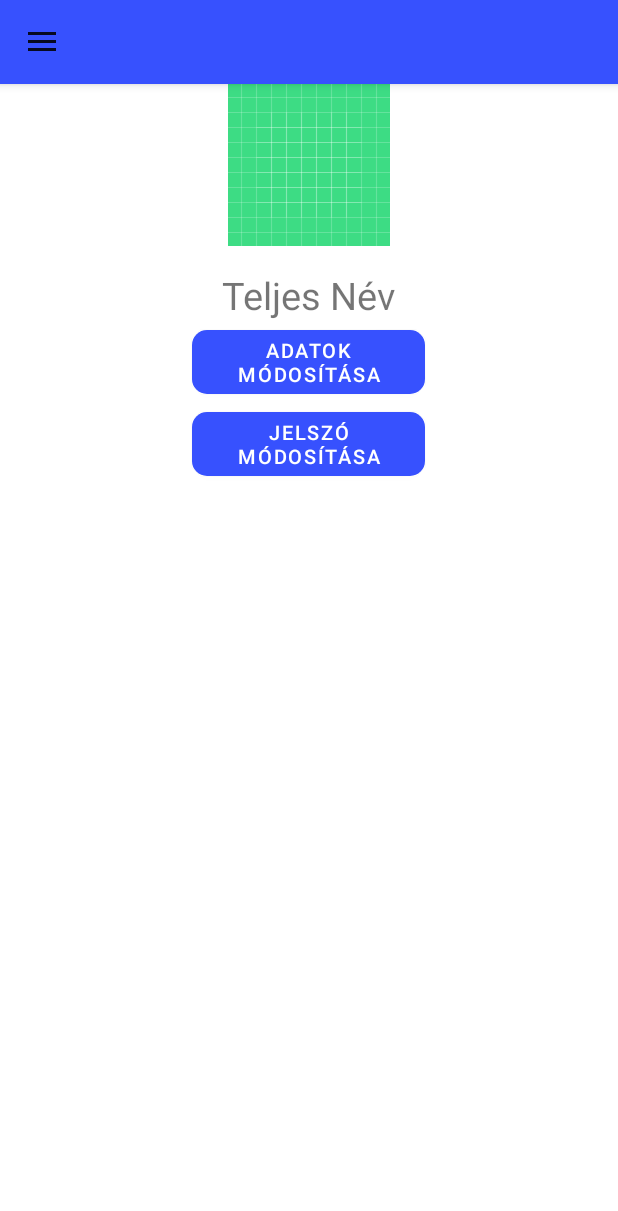
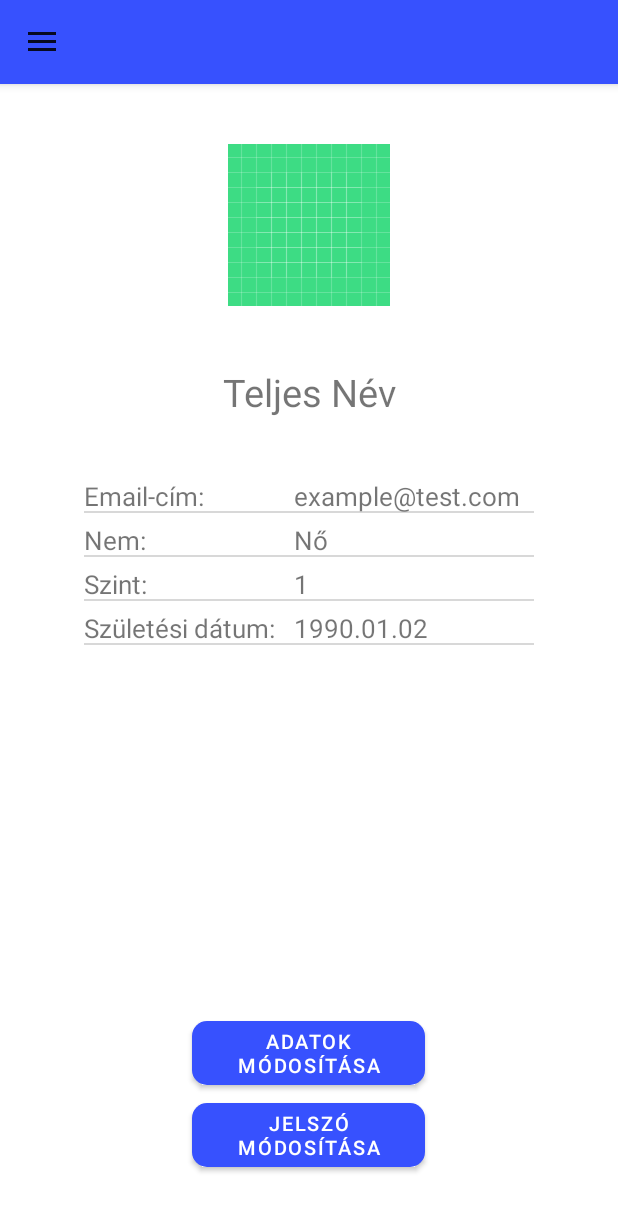
Before and after one commit to pytke2756/tick-off, an Android app: the fragment Profile placed in its activity, on a phone screen of 412 x 824 dp. Shown: the top 1211 px of the screen. Run offline under Robolectric (Android 15) with nearby library versions, the phone set to English and light mode, and no system bars.

Commit message:
Profile layout

```diff
--- /dev/null
+++ b/app/src/main/res/drawable/bottom_border_textview.xml
@@ -0,0 +1,14 @@
+<?xml version="1.0" encoding="utf-8"?>
+<layer-list xmlns:android="http://schemas.android.com/apk/res/android">
+    <item android:bottom="1dp">
+        <shape android:shape="rectangle">
+            <stroke android:width="2dp" android:color="#D8D8D8" />
+        </shape>
+    </item>
+
+    <item android:bottom="2dp">
+        <shape android:shape="rectangle">
+            <stroke android:width="2dp" android:color="#FFFFFF" />
+        </shape>
+    </item>
+</layer-list>
--- a/app/src/main/res/layout/fragment_profile.xml
+++ b/app/src/main/res/layout/fragment_profile.xml
@@ -6,25 +6,131 @@
     xmlns:app="http://schemas.android.com/apk/res-auto"
     tools:context=".Profile">
 
+    <RelativeLayout
+        android:layout_width="match_parent"
+        android:layout_height="match_parent">
+
+        <ImageView
+            android:id="@+id/profile_user_picture"
+            android:layout_width="wrap_content"
+            android:layout_height="wrap_content"
+            android:layout_centerHorizontal="true"
+            android:src="@drawable/ic_launcher_background"
+            android:layout_marginTop="40dp"
+            android:layout_marginBottom="40dp"/>
+
+        <androidx.appcompat.widget.AppCompatTextView
+            android:layout_width="match_parent"
+            android:layout_height="wrap_content"
+            android:id="@+id/profile_user_fullname"
+            android:text="Teljes Név"
+            android:textAlignment="center"
+            android:textSize="25sp"
+            android:layout_below="@+id/profile_user_picture"
+            android:layout_marginBottom="40dp"/>
+
+        <RelativeLayout
+            android:layout_width="match_parent"
+            android:layout_height="wrap_content"
+            android:id="@+id/profile_data"
+            android:gravity="center_horizontal"
+            android:layout_below="@+id/profile_user_fullname">
+
+            <androidx.appcompat.widget.AppCompatTextView
+                android:id="@+id/profile_email"
+                android:layout_width="140dp"
+                android:layout_height="wrap_content"
+                android:layout_alignParentStart="true"
+                android:background="@drawable/bottom_border_textview"
+                android:text="Email-cím:"
+                android:textSize="17sp"
+                android:layout_marginBottom="5dp"/>
+
+            <androidx.appcompat.widget.AppCompatTextView
+                android:id="@+id/profile_user_email"
+                android:layout_width="160dp"
+                android:layout_height="wrap_content"
+                android:layout_toEndOf="@+id/profile_email"
+                android:background="@drawable/bottom_border_textview"
+                android:text="example@test.com"
+                android:textSize="17sp"
+                android:layout_marginBottom="5dp"/>
+
+            <androidx.appcompat.widget.AppCompatTextView
+                android:id="@+id/profile_gender"
+                android:layout_width="140dp"
+                android:layout_height="wrap_content"
+                android:layout_below="@+id/profile_email"
+                android:layout_alignParentStart="true"
+                android:text="Nem:"
+                android:textSize="17sp"
+                android:layout_marginBottom="5dp"
+                android:background="@drawable/bottom_border_textview"/>
+
+            <androidx.appcompat.widget.AppCompatTextView
+                android:layout_width="160dp"
+                android:layout_height="wrap_content"
+                android:text="Nő"
+                android:textSize="17sp"
+                android:layout_marginBottom="5dp"
+                android:background="@drawable/bottom_border_textview"
+                android:id="@+id/profile_user_gender"
+                android:layout_toEndOf="@+id/profile_gender"
+                android:layout_below="@+id/profile_user_email"/>
+
+            <androidx.appcompat.widget.AppCompatTextView
+                android:layout_width="140dp"
+                android:layout_height="wrap_content"
+                android:text="Szint:"
+                android:textSize="17sp"
+                android:layout_marginBottom="5dp"
+                android:background="@drawable/bottom_border_textview"
+                android:id="@+id/profile_level"
+                android:layout_below="@+id/profile_gender"
+                android:layout_alignParentStart="true"/>
+
+            <androidx.appcompat.widget.AppCompatTextView
+                android:layout_width="160dp"
+                android:layout_height="wrap_content"
+                android:text="1"
+                android:textSize="17sp"
+                android:layout_marginBottom="5dp"
+                android:background="@drawable/bottom_border_textview"
+                android:id="@+id/profile_user_level"
+                android:layout_toEndOf="@+id/profile_level"
+                android:layout_below="@+id/profile_user_gender"/>
+
+            <androidx.appcompat.widget.AppCompatTextView
+                android:layout_width="140dp"
+                android:layout_height="wrap_content"
+                android:text="Születési dátum:"
+                android:textSize="17sp"
+                android:layout_marginBottom="5dp"
+                android:background="@drawable/bottom_border_textview"
+                android:id="@+id/profile_birthdate"
+                android:layout_below="@+id/profile_level"
+                android:layout_alignParentStart="true"/>
+
+            <androidx.appcompat.widget.AppCompatTextView
+                android:layout_width="160dp"
+                android:layout_height="wrap_content"
+                android:text="1990.01.02"
+                android:textSize="17sp"
+                android:layout_marginBottom="5dp"
+                android:background="@drawable/bottom_border_textview"
+                android:id="@+id/profile_user_birthdate"
+                android:layout_toEndOf="@+id/profile_birthdate"
+                android:layout_below="@+id/profile_user_level"/>
+        </RelativeLayout>
+
+
         <androidx.appcompat.widget.LinearLayoutCompat
             android:layout_width="match_parent"
-        android:layout_height="match_parent"
+            android:layout_height="wrap_content"
             android:orientation="vertical"
-        android:gravity="center_horizontal">
-
-        <ImageView
-            android:layout_width="wrap_content"
-            android:layout_height="wrap_content"
-            android:src="@drawable/ic_launcher_background"/>
-
-        <androidx.appcompat.widget.AppCompatTextView
-            android:layout_width="wrap_content"
-            android:layout_height="wrap_content"
-            android:text="Teljes Név"
-            android:textSize="25sp"
-            android:layout_marginTop="15dp"/>
-
-
+            android:layout_alignParentBottom="true"
+            android:gravity="center_horizontal"
+            android:layout_marginBottom="40dp">
 
             <com.google.android.material.button.MaterialButton
                 app:cornerRadius="10dp"
@@ -32,6 +138,7 @@
                 android:textColor="@color/white"
                 android:layout_width="155dp"
                 android:layout_height="wrap_content"
+                android:id="@+id/profile_data_change"
                 android:textSize="13dp"
                 android:text="Adatok módosítása"/>
 
@@ -42,8 +149,11 @@
                 android:layout_width="155dp"
                 android:layout_height="wrap_content"
                 android:textSize="13dp"
-            android:text="Jelszó módosítása"/>
+                android:text="Jelszó módosítása"
+                android:id="@+id/profile_psw_change"/>
 
         </androidx.appcompat.widget.LinearLayoutCompat>
 
+    </RelativeLayout>
+
 </FrameLayout>
```
Lines whose indentation alone changed are shown as unchanged.
